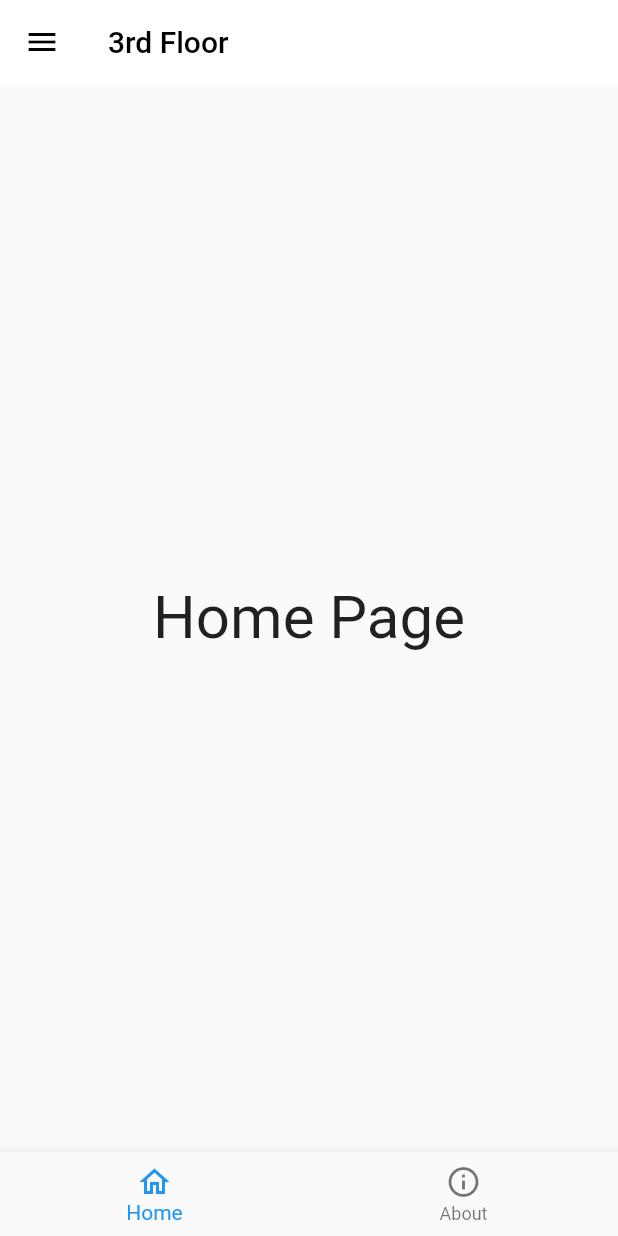
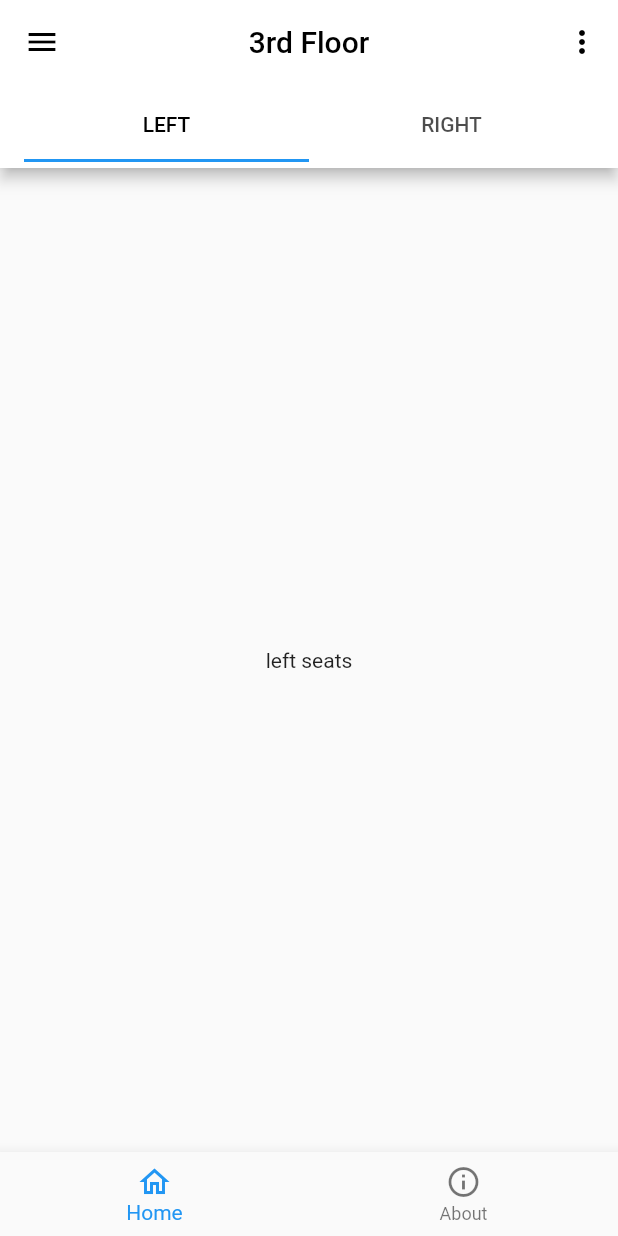
Before and after one commit to JooYoo/flutter-notMyDesk, a Flutter app: the screen it shows after launch, on a phone screen of 412 x 824 dp. Run offline on Flutter 3.47's test engine with Material 2 defaults, Android fonts, the phone set to English and light mode, and no system bars.

Commit message:
style: added tab-bar

```diff
--- a/lib/main.dart
+++ b/lib/main.dart
@@ -42,13 +42,21 @@ class _NavBarState extends State<NavBar> {
   }
 
   // collection of pages
-  final List<Widget> _pages = [const HomePage(), const AboutPage()];
+  final List<Widget> _pages = [HomePage(), const AboutPage()];
 
   @override
   Widget build(BuildContext context) {
     return Scaffold(
       appBar: AppBar(
         title: const Text("3rd Floor"),
+        actions: [
+          IconButton(
+              icon: const Icon(Icons.more_vert),
+              onPressed: () {
+                print("settings pressed");
+              })
+        ],
+        centerTitle: true,
         backgroundColor: Colors.white,
         foregroundColor: Colors.black,
         elevation: 0,
--- a/lib/pages/home_page.dart
+++ b/lib/pages/home_page.dart
@@ -1,15 +1,33 @@
 import 'package:flutter/material.dart';
 
 class HomePage extends StatelessWidget {
-  const HomePage({Key? key}) : super(key: key);
+  HomePage({Key? key}) : super(key: key);
+
+  // left/right content
+  final List<Widget> _rooms = [
+    const Center(child: Text("left seats")),
+    const Center(child: Text("right seats"))
+  ];
 
   @override
   Widget build(BuildContext context) {
-    return const Center(
-      child: Text(
-        'Home Page',
-        style: TextStyle(fontSize: 40),
+    return Center(
+        child: DefaultTabController(
+      length: 2,
+      child: Scaffold(
+        appBar: AppBar(
+          backgroundColor: Colors.white,
+          foregroundColor: Colors.black,
+          title: const TabBar(
+            labelColor: Colors.black,
+            tabs: [
+              Tab(text: 'LEFT'),
+              Tab(text: 'RIGHT'),
+            ],
+          ),
+        ),
+        body: TabBarView(children: _rooms),
       ),
-    );
+    ));
   }
 }
```
